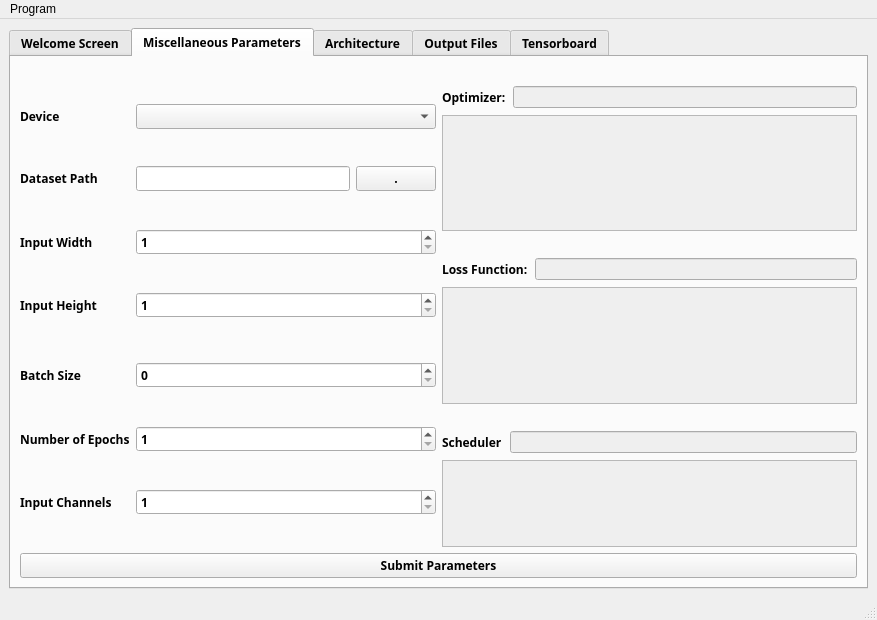
Old version of the form public/GUI/mainwindow.ui in the repository mourra950/Siemens-System-Level-Modelling-of-ASDLA-Graduation-Project.
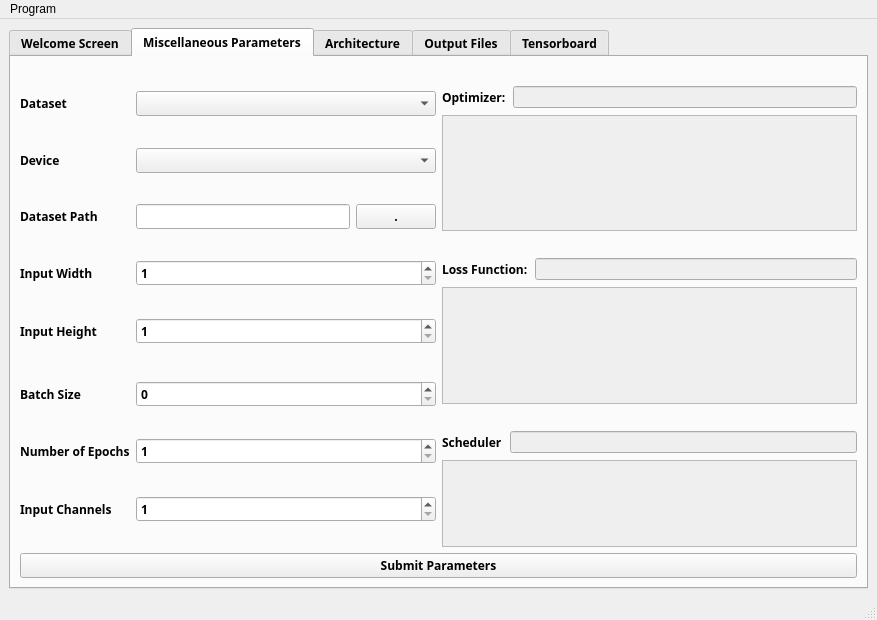
New version of the form. The open tabs and pages were chosen to show the change.

The edit to the form file:
```diff
--- a/public/GUI/mainwindow.ui
+++ b/public/GUI/mainwindow.ui
@@ -76,33 +76,17 @@
            <layout class="QHBoxLayout" name="horizontalLayout_6">
             <item>
              <layout class="QFormLayout" name="formLayout">
-              <item row="0" column="1">
-               <layout class="QFormLayout" name="formLayout_2"/>
-              </item>
-              <item row="2" column="0">
-               <spacer name="verticalSpacer_9">
-                <property name="orientation">
-                 <enum>Qt::Vertical</enum>
-                </property>
-                <property name="sizeHint" stdset="0">
-                 <size>
-                  <width>20</width>
-                  <height>40</height>
-                 </size>
-                </property>
-               </spacer>
-              </item>
-              <item row="3" column="0">
+              <item row="6" column="0">
                <widget class="QLabel" name="device_label">
                 <property name="text">
                  <string>Device</string>
                 </property>
                </widget>
               </item>
-              <item row="3" column="1">
+              <item row="6" column="1">
                <widget class="QComboBox" name="deviceComboBox"/>
               </item>
-              <item row="4" column="0">
+              <item row="7" column="0">
                <spacer name="verticalSpacer_3">
                 <property name="orientation">
                  <enum>Qt::Vertical</enum>
@@ -115,17 +99,14 @@
                 </property>
                </spacer>
               </item>
-              <item row="4" column="1">
-               <layout class="QHBoxLayout" name="horizontalLayout_8"/>
-              </item>
-              <item row="5" column="0">
+              <item row="8" column="0">
                <widget class="QLabel" name="label_3">
                 <property name="text">
                  <string>Dataset Path</string>
                 </property>
                </widget>
               </item>
-              <item row="5" column="1">
+              <item row="8" column="1">
                <layout class="QHBoxLayout" name="horizontalLayout_11">
                 <item>
                  <widget class="QLineEdit" name="lineEdit"/>
@@ -139,7 +120,7 @@
                 </item>
                </layout>
               </item>
-              <item row="6" column="0">
+              <item row="9" column="0">
                <spacer name="verticalSpacer_7">
                 <property name="orientation">
                  <enum>Qt::Vertical</enum>
@@ -152,14 +133,14 @@
                 </property>
                </spacer>
               </item>
-              <item row="7" column="0">
+              <item row="10" column="0">
                <widget class="QLabel" name="inputWidth_label">
                 <property name="text">
                  <string>Input Width</string>
                 </property>
                </widget>
               </item>
-              <item row="7" column="1">
+              <item row="10" column="1">
                <widget class="QSpinBox" name="inputWidth_QSpinBox">
                 <property name="minimum">
                  <number>1</number>
@@ -169,7 +150,7 @@
                 </property>
                </widget>
               </item>
-              <item row="8" column="0">
+              <item row="11" column="0">
                <spacer name="verticalSpacer">
                 <property name="orientation">
                  <enum>Qt::Vertical</enum>
@@ -182,14 +163,14 @@
                 </property>
                </spacer>
               </item>
-              <item row="9" column="0">
+              <item row="12" column="0">
                <widget class="QLabel" name="inputHeight_label">
                 <property name="text">
                  <string>Input Height</string>
                 </property>
                </widget>
               </item>
-              <item row="9" column="1">
+              <item row="12" column="1">
                <widget class="QSpinBox" name="inputHeight_QSpinBox">
                 <property name="minimumSize">
                  <size>
@@ -205,10 +186,10 @@
                 </property>
                </widget>
               </item>
-              <item row="10" column="0">
+              <item row="13" column="0">
                <layout class="QGridLayout" name="gridLayout"/>
               </item>
-              <item row="11" column="0">
+              <item row="14" column="0">
                <spacer name="verticalSpacer_2">
                 <property name="orientation">
                  <enum>Qt::Vertical</enum>
@@ -221,21 +202,21 @@
                 </property>
                </spacer>
               </item>
-              <item row="12" column="0">
+              <item row="15" column="0">
                <widget class="QLabel" name="batchSize_label">
                 <property name="text">
                  <string>Batch Size</string>
                 </property>
                </widget>
               </item>
-              <item row="12" column="1">
+              <item row="15" column="1">
                <widget class="QSpinBox" name="batchSize_QSpinBox">
                 <property name="maximum">
                  <number>999999999</number>
                 </property>
                </widget>
               </item>
-              <item row="13" column="0">
+              <item row="16" column="0">
                <spacer name="verticalSpacer_4">
                 <property name="orientation">
                  <enum>Qt::Vertical</enum>
@@ -248,14 +229,14 @@
                 </property>
                </spacer>
               </item>
-              <item row="14" column="0">
+              <item row="17" column="0">
                <widget class="QLabel" name="numberEpochs_label">
                 <property name="text">
                  <string>Number of Epochs</string>
                 </property>
                </widget>
               </item>
-              <item row="14" column="1">
+              <item row="17" column="1">
                <widget class="QSpinBox" name="numberEpochs_QSpinBox">
                 <property name="minimum">
                  <number>1</number>
@@ -265,7 +246,7 @@
                 </property>
                </widget>
               </item>
-              <item row="15" column="0">
+              <item row="18" column="0">
                <spacer name="verticalSpacer_5">
                 <property name="orientation">
                  <enum>Qt::Vertical</enum>
@@ -278,14 +259,14 @@
                 </property>
                </spacer>
               </item>
-              <item row="16" column="0">
+              <item row="19" column="0">
                <widget class="QLabel" name="inputChannelsLabel">
                 <property name="text">
                  <string>Input Channels</string>
                 </property>
                </widget>
               </item>
-              <item row="16" column="1">
+              <item row="19" column="1">
                <widget class="QSpinBox" name="inputChannelsSpinBox">
                 <property name="minimum">
                  <number>1</number>
@@ -295,7 +276,7 @@
                 </property>
                </widget>
               </item>
-              <item row="17" column="0">
+              <item row="20" column="0">
                <spacer name="verticalSpacer_6">
                 <property name="orientation">
                  <enum>Qt::Vertical</enum>
@@ -308,6 +289,42 @@
                 </property>
                </spacer>
               </item>
+              <item row="4" column="1">
+               <widget class="QComboBox" name="datasetComboBox"/>
+              </item>
+              <item row="4" column="0">
+               <widget class="QLabel" name="datasetLabel">
+                <property name="text">
+                 <string>Dataset</string>
+                </property>
+               </widget>
+              </item>
+              <item row="5" column="0">
+               <spacer name="verticalSpacer_9">
+                <property name="orientation">
+                 <enum>Qt::Vertical</enum>
+                </property>
+                <property name="sizeHint" stdset="0">
+                 <size>
+                  <width>20</width>
+                  <height>40</height>
+                 </size>
+                </property>
+               </spacer>
+              </item>
+              <item row="3" column="0">
+               <spacer name="verticalSpacer_12">
+                <property name="orientation">
+                 <enum>Qt::Vertical</enum>
+                </property>
+                <property name="sizeHint" stdset="0">
+                 <size>
+                  <width>20</width>
+                  <height>40</height>
+                 </size>
+                </property>
+               </spacer>
+              </item>
              </layout>
             </item>
             <item>
@@ -631,8 +648,8 @@
                         <rect>
                          <x>0</x>
                          <y>0</y>
-                         <width>396</width>
-                         <height>230</height>
+                         <width>20</width>
+                         <height>20</height>
                         </rect>
                        </property>
                        <layout class="QVBoxLayout" name="verticalLayout_5">
@@ -655,8 +672,8 @@
                       <rect>
                        <x>0</x>
                        <y>0</y>
-                       <width>397</width>
-                       <height>232</height>
+                       <width>20</width>
+                       <height>20</height>
                       </rect>
                      </property>
                      <layout class="QVBoxLayout" name="verticalLayout_4">
```
